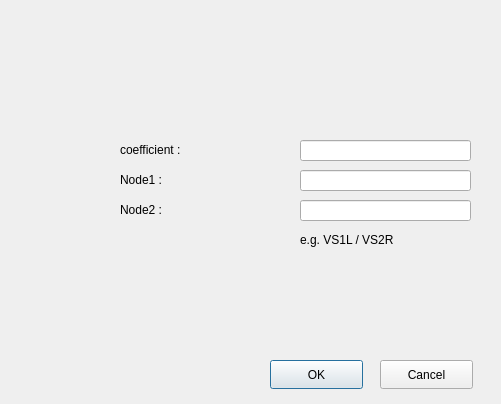
Above: voltage_control_current_source_dialog.ui from chewoo/L2Spice before the change. Below: the same form after it.
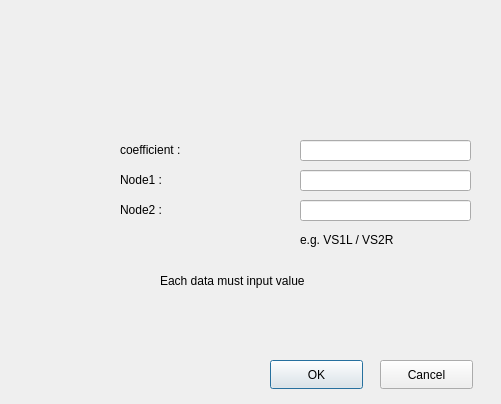
That is the form after the change.

Commit message: fixed input value bug

```diff
--- a/voltage_control_current_source_dialog.ui
+++ b/voltage_control_current_source_dialog.ui
@@ -121,6 +121,19 @@
     <string>Node1 : </string>
    </property>
   </widget>
+  <widget class="QLabel" name="warning">
+   <property name="geometry">
+    <rect>
+     <x>160</x>
+     <y>270</y>
+     <width>191</width>
+     <height>21</height>
+    </rect>
+   </property>
+   <property name="text">
+    <string>Each data must input value</string>
+   </property>
+  </widget>
  </widget>
  <resources/>
  <connections/>
```
The commit also changes 14 other files.
